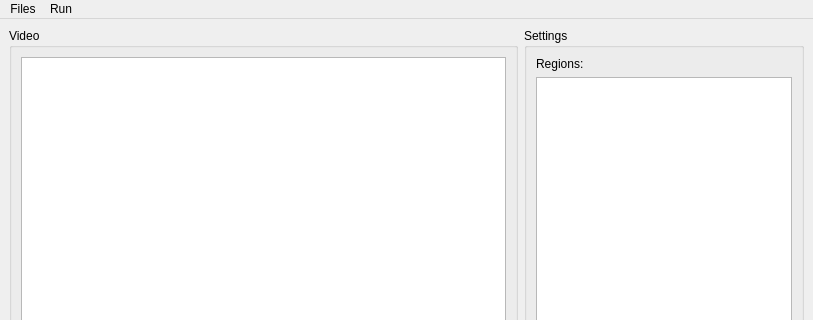
First picture: the form in lib/python/ui/main_window_base.ui, repository UMATracker/UMATracker-Area51, before the edit; both pictures show x 0 to 813 and y 0 to 320 of the 813 by 500 pixel window.
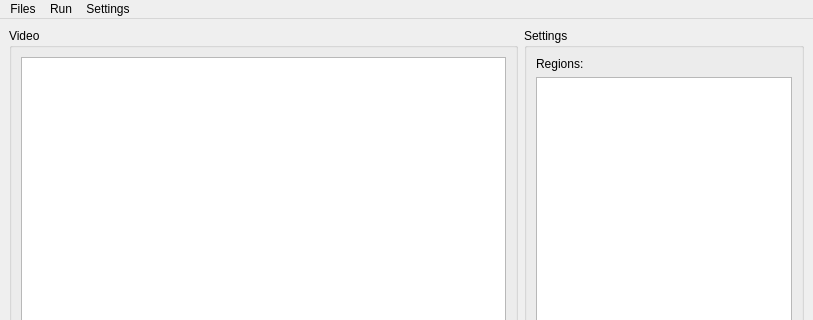
Second picture: the form after the edit. Custom widgets are drawn as their Qt base class.

Diff of the .ui file:
```diff
--- a/lib/python/ui/main_window_base.ui
+++ b/lib/python/ui/main_window_base.ui
@@ -151,7 +151,7 @@
      <x>0</x>
      <y>0</y>
      <width>813</width>
-     <height>21</height>
+     <height>22</height>
     </rect>
    </property>
    <widget class="QMenu" name="menuFiles">
@@ -171,8 +171,15 @@
     </property>
     <addaction name="actionCalculate"/>
    </widget>
+   <widget class="QMenu" name="menuSettings">
+    <property name="title">
+     <string>Settings</string>
+    </property>
+    <addaction name="actionTrackingPathColor"/>
+   </widget>
    <addaction name="menuFiles"/>
    <addaction name="menuRun"/>
+   <addaction name="menuSettings"/>
   </widget>
   <widget class="QStatusBar" name="statusbar"/>
   <action name="actionOpenVideo">
```
Left out of the diff: 5 changed lines with no effect on the pictures.
